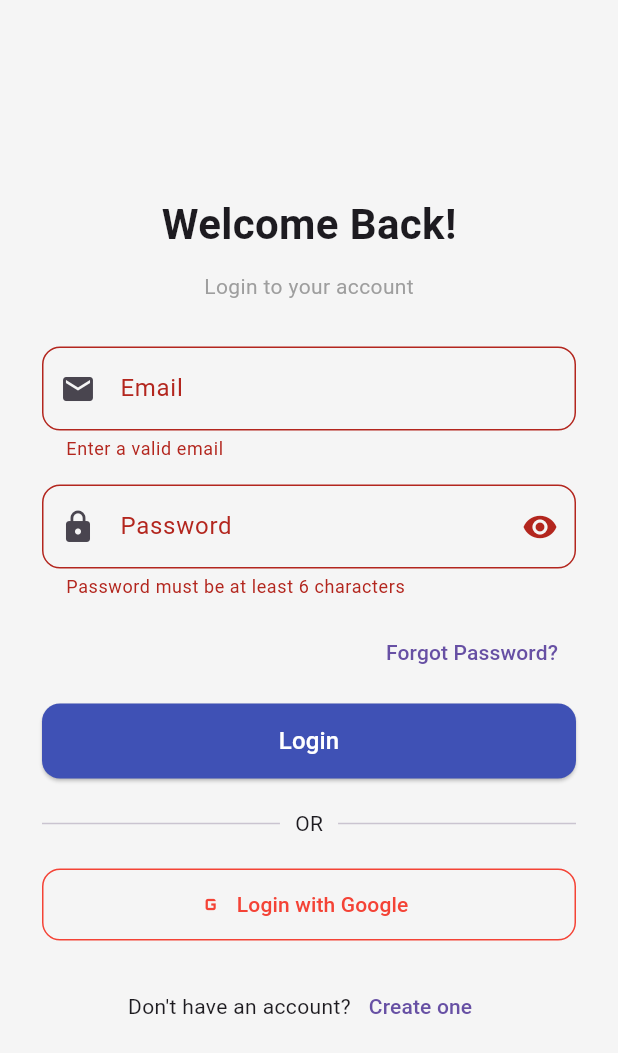
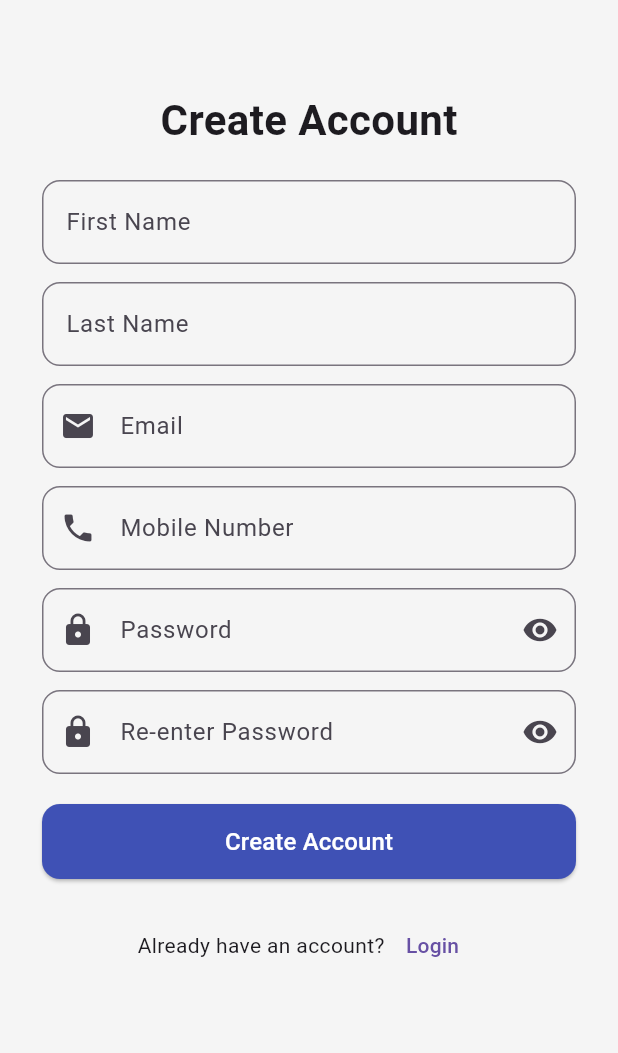
Before and after one commit to Denuwan01/Flutter-App, a Flutter app: the screen it shows after launch, after a tap on "Login", after a tap on "Create one", on a phone screen of 412 x 824 dp. Shown: the top 1053 px of the screen. Run offline on Flutter 3.47's test engine with Material 3 defaults, Android fonts, the phone set to English and light mode, and no system bars; our stand-ins replace image_picker.

Commit message:
finished the mock up

```diff
--- a/Frontend/myapp/lib/main.dart
+++ b/Frontend/myapp/lib/main.dart
@@ -1,5 +1,7 @@
 import 'package:flutter/material.dart';
-import 'mainpage.dart'; // Import your main page
+import 'mainpage.dart';
+import 'register_page.dart';
+// Import your main page
 
 void main() {
   runApp(const MyApp());
@@ -196,7 +198,11 @@ class _LoginPageState extends State<LoginPage> {
                     const Text("Don't have an account?"),
                     TextButton(
                       onPressed: () {
-                        // Navigate to register page
+                        Navigator.push(
+                          context,
+                          MaterialPageRoute(
+                              builder: (context) => const RegisterPage()),
+                        );
                       },
                       child: const Text('Create one'),
                     ),
--- /dev/null
+++ b/Frontend/myapp/lib/register_page.dart
@@ -0,0 +1,207 @@
+import 'package:flutter/material.dart';
+import 'mainpage.dart';
+
+class RegisterPage extends StatefulWidget {
+  const RegisterPage({super.key});
+
+  @override
+  State<RegisterPage> createState() => _RegisterPageState();
+}
+
+class _RegisterPageState extends State<RegisterPage> {
+  final _formKey = GlobalKey<FormState>();
+
+  final firstNameController = TextEditingController();
+  final lastNameController = TextEditingController();
+  final emailController = TextEditingController();
+  final mobileController = TextEditingController();
+  final passwordController = TextEditingController();
+  final confirmPasswordController = TextEditingController();
+
+  bool _obscurePassword = true;
+  bool _obscureConfirm = true;
+
+  void _togglePasswordVisibility() {
+    setState(() => _obscurePassword = !_obscurePassword);
+  }
+
+  void _toggleConfirmVisibility() {
+    setState(() => _obscureConfirm = !_obscureConfirm);
+  }
+
+  void _createAccount() {
+    if (_formKey.currentState!.validate()) {
+      // Navigate to MainPage after validation
+      Navigator.pushReplacement(
+        context,
+        MaterialPageRoute(builder: (context) => const MainPage()),
+      );
+    }
+  }
+
+  @override
+  void dispose() {
+    firstNameController.dispose();
+    lastNameController.dispose();
+    emailController.dispose();
+    mobileController.dispose();
+    passwordController.dispose();
+    confirmPasswordController.dispose();
+    super.dispose();
+  }
+
+  @override
+  Widget build(BuildContext context) {
+    return Scaffold(
+      backgroundColor: Colors.grey[100],
+      body: SingleChildScrollView(
+        padding: const EdgeInsets.symmetric(horizontal: 28, vertical: 60),
+        child: Form(
+          key: _formKey,
+          child: Column(
+            children: [
+              const Text(
+                'Create Account',
+                style: TextStyle(fontSize: 28, fontWeight: FontWeight.bold),
+              ),
+              const SizedBox(height: 20),
+
+              // First Name
+              TextFormField(
+                controller: firstNameController,
+                decoration: InputDecoration(
+                  labelText: 'First Name',
+                  border: OutlineInputBorder(
+                      borderRadius: BorderRadius.circular(12)),
+                ),
+                validator: (value) =>
+                    value == null || value.isEmpty ? 'Enter first name' : null,
+              ),
+              const SizedBox(height: 12),
+
+              // Last Name
+              TextFormField(
+                controller: lastNameController,
+                decoration: InputDecoration(
+                  labelText: 'Last Name',
+                  border: OutlineInputBorder(
+                      borderRadius: BorderRadius.circular(12)),
+                ),
+                validator: (value) =>
+                    value == null || value.isEmpty ? 'Enter last name' : null,
+              ),
+              const SizedBox(height: 12),
+
+              // Email
+              TextFormField(
+                controller: emailController,
+                decoration: InputDecoration(
+                  labelText: 'Email',
+                  prefixIcon: const Icon(Icons.email),
+                  border: OutlineInputBorder(
+                      borderRadius: BorderRadius.circular(12)),
+                ),
+                validator: (value) => value == null || !value.contains('@')
+                    ? 'Enter a valid email'
+                    : null,
+              ),
+              const SizedBox(height: 12),
+
+              // Mobile Number
+              TextFormField(
+                controller: mobileController,
+                keyboardType: TextInputType.phone,
+                decoration: InputDecoration(
+                  labelText: 'Mobile Number',
+                  prefixIcon: const Icon(Icons.phone),
+                  border: OutlineInputBorder(
+                      borderRadius: BorderRadius.circular(12)),
+                ),
+                validator: (value) => value == null || value.length < 10
+                    ? 'Enter a valid mobile number'
+                    : null,
+              ),
+              const SizedBox(height: 12),
+
+              // Password
+              TextFormField(
+                controller: passwordController,
+                obscureText: _obscurePassword,
+                decoration: InputDecoration(
+                  labelText: 'Password',
+                  prefixIcon: const Icon(Icons.lock),
+                  suffixIcon: IconButton(
+                    icon: Icon(_obscurePassword
+                        ? Icons.visibility
+                        : Icons.visibility_off),
+                    onPressed: _togglePasswordVisibility,
+                  ),
+                  border: OutlineInputBorder(
+                      borderRadius: BorderRadius.circular(12)),
+                ),
+                validator: (value) => value == null || value.length < 6
+                    ? 'Password must be at least 6 characters'
+                    : null,
+              ),
+              const SizedBox(height: 12),
+
+              // Confirm Password
+              TextFormField(
+                controller: confirmPasswordController,
+                obscureText: _obscureConfirm,
+                decoration: InputDecoration(
+                  labelText: 'Re-enter Password',
+                  prefixIcon: const Icon(Icons.lock),
+                  suffixIcon: IconButton(
+                    icon: Icon(_obscureConfirm
+                        ? Icons.visibility
+                        : Icons.visibility_off),
+                    onPressed: _toggleConfirmVisibility,
+                  ),
+                  border: OutlineInputBorder(
+                      borderRadius: BorderRadius.circular(12)),
+                ),
+                validator: (value) => value != passwordController.text
+                    ? 'Passwords do not match'
+                    : null,
+              ),
+              const SizedBox(height: 20),
+
+              // Create Account Button
+              SizedBox(
+                width: double.infinity,
+                height: 50,
+                child: ElevatedButton(
+                  onPressed: _createAccount,
+                  style: ElevatedButton.styleFrom(
+                    backgroundColor: Colors.indigo,
+                    shape: RoundedRectangleBorder(
+                      borderRadius: BorderRadius.circular(12),
+                    ),
+                  ),
+                  child: const Text(
+                    'Create Account',
+                    style: TextStyle(fontSize: 16, color: Colors.white),
+                  ),
+                ),
+              ),
+              const SizedBox(height: 20),
+
+              // Already have account
+              Row(
+                mainAxisAlignment: MainAxisAlignment.center,
+                children: [
+                  const Text('Already have an account?'),
+                  TextButton(
+                    onPressed: () => Navigator.pop(context),
+                    child: const Text('Login'),
+                  ),
+                ],
+              )
+            ],
+          ),
+        ),
+      ),
+    );
+  }
+}
```
Also changed, not shown: Frontend/myapp/lib/mainpage.dart (+78 -3 lines).
